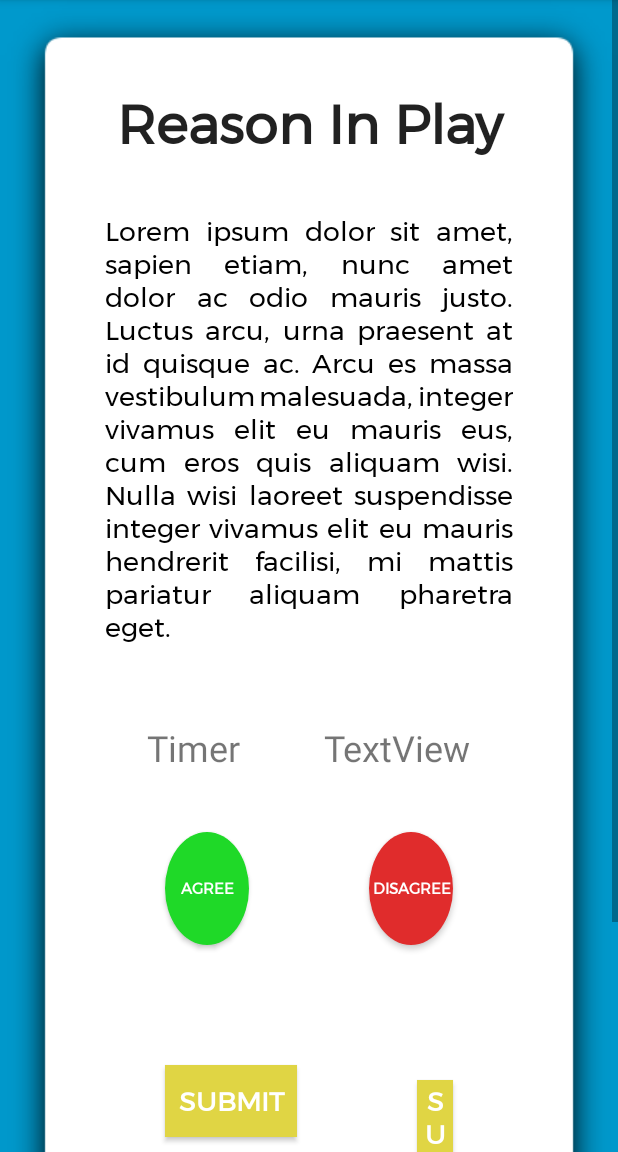
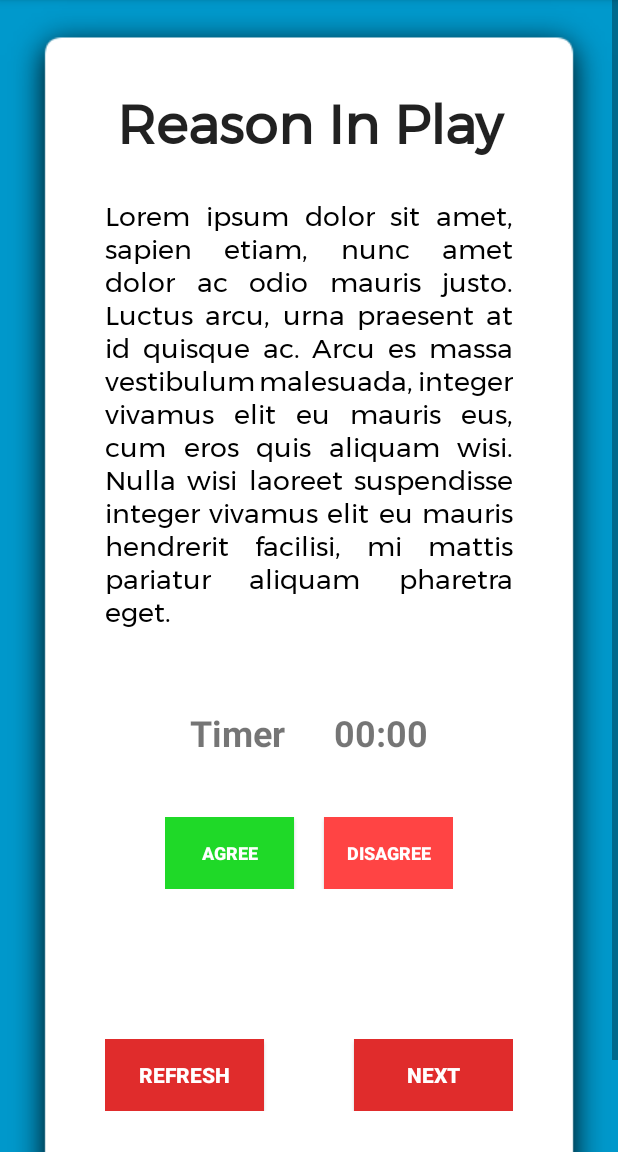
Before and after one commit to TushitNag11/TugOfLogic, an Android app: the ReasonInPlayDisplay_User screen opened directly, with no data from a screen before it, on a phone screen of 412 x 824 dp, the part 84-1236 px from its top. Run offline under Robolectric (Android 15) with nearby library versions, the phone set to English and light mode, and no system bars.

Commit message:
made some changes to UI

```diff
--- a/app/src/main/res/drawable/greenbutton.xml
+++ b/app/src/main/res/drawable/greenbutton.xml
@@ -1,17 +1,5 @@
 <?xml version="1.0" encoding="utf-8"?>
 <selector xmlns:android="http://schemas.android.com/apk/res/android">
-    <item android:state_pressed="true" >
-        <shape android:shape="oval">
-            <solid android:color="@color/green"/>
-            <size android:width="20dp" android:height="20dp"/>
-        </shape>
-    </item>
-    <item android:state_focused="true">
-        <shape android:shape="oval">
-            <solid android:color="@color/green"/>
-            <size android:width="20dp" android:height="20dp"/>
-        </shape>
-    </item>
     <item >
         <shape android:shape="oval">
             <solid android:color="@color/green"/>
--- a/app/src/main/res/drawable/redbutton.xml
+++ b/app/src/main/res/drawable/redbutton.xml
@@ -1,21 +1,9 @@
 <?xml version="1.0" encoding="utf-8"?>
 <selector xmlns:android="http://schemas.android.com/apk/res/android">
-    <item android:state_pressed="true" >
-        <shape android:shape="oval">
-            <solid android:color="@color/backgroundColor"/>
-            <size android:width="20dp" android:height="20dp"/>
-        </shape>
-    </item>
-    <item android:state_focused="true">
-        <shape android:shape="oval">
-            <solid android:color="@color/backgroundColor"/>
-            <size android:width="20dp" android:height="20dp"/>
-        </shape>
-    </item>
     <item >
         <shape android:shape="oval">
             <solid android:color="@color/backgroundColor"/>
-            <size android:width="20dp" android:height="20dp"/>
+            <size android:width="2dp" android:height="75dp"/>
         </shape>
     </item>
 </selector>
--- a/app/src/main/res/layout/activity_reason_in_play_display__user.xml
+++ b/app/src/main/res/layout/activity_reason_in_play_display__user.xml
@@ -2,8 +2,8 @@
 <ScrollView xmlns:android="http://schemas.android.com/apk/res/android"
     xmlns:app="http://schemas.android.com/apk/res-auto"
     xmlns:tools="http://schemas.android.com/tools"
-    android:layout_width="match_parent"
-    android:layout_height="match_parent"
+    android:layout_width="wrap_content"
+    android:layout_height="wrap_content"
     android:background="@android:color/holo_blue_dark"
     android:orientation="vertical"
     tools:context=".ReasonInPlayDisplay_User">
@@ -35,11 +35,12 @@
             android:layout_width="match_parent"
             android:layout_height="wrap_content"
             android:layout_marginLeft="40dp"
-            android:layout_marginTop="30dp"
+            android:layout_marginTop="20dp"
             android:layout_marginRight="40dp"
             android:fontFamily="@font/montserrat"
             android:justificationMode="inter_word"
             android:text="Lorem ipsum dolor sit amet, sapien etiam, nunc amet dolor ac odio mauris justo. Luctus arcu, urna praesent at id quisque ac. Arcu es massa vestibulum malesuada, integer vivamus elit eu mauris eus, cum eros quis aliquam wisi. Nulla wisi laoreet suspendisse integer vivamus elit eu mauris hendrerit facilisi, mi mattis pariatur aliquam pharetra eget."
+            android:textAppearance="@style/TextAppearance.AppCompat.Body1"
             android:textColor="@android:color/black"
             android:textSize="18sp" />
 
@@ -48,7 +49,17 @@
             android:layout_height="match_parent"
             android:layout_marginStart="40dp"
             android:layout_marginLeft="40dp"
-            android:layout_marginTop="50dp"
+            android:layout_marginTop="10dp"
+            android:layout_marginEnd="40dp"
+            android:layout_marginRight="40dp"
+            android:orientation="vertical">
+
+            <LinearLayout
+                android:layout_width="match_parent"
+                android:layout_height="wrap_content"
+                android:layout_marginStart="40dp"
+                android:layout_marginLeft="40dp"
+                android:layout_marginTop="40dp"
                 android:layout_marginEnd="40dp"
                 android:layout_marginRight="40dp"
                 android:orientation="horizontal">
@@ -60,7 +71,8 @@
                     android:layout_weight="1"
                     android:gravity="center"
                     android:text="@string/timer"
-                android:textSize="24sp" />
+                    android:textSize="24sp"
+                    android:textStyle="bold" />
 
                 <TextView
                     android:id="@+id/timerText"
@@ -68,97 +80,80 @@
                     android:layout_height="wrap_content"
                     android:layout_weight="1"
                     android:gravity="center"
-                android:text="TextView"
-                android:textSize="24sp" />
-        </LinearLayout>
-
-        <LinearLayout
-            android:layout_width="match_parent"
-            android:layout_height="match_parent"
-            android:layout_marginStart="40dp"
-            android:layout_marginLeft="40dp"
-            android:layout_marginTop="20dp"
-            android:layout_marginEnd="40dp"
-            android:layout_marginRight="40dp"
-            android:orientation="horizontal">
-
-            <Button
-                android:id="@+id/acceptBtn"
-                android:layout_width="wrap_content"
-                android:layout_height="wrap_content"
-                android:layout_marginStart="40dp"
-                android:layout_marginLeft="40dp"
-                android:layout_marginTop="20dp"
-                android:layout_marginEnd="40dp"
-                android:layout_marginRight="40dp"
-                android:layout_marginBottom="30dp"
-                android:layout_weight="1"
-                android:background="@drawable/greenbutton"
-                android:fontFamily="@font/montserrat"
-                android:text="@string/agree"
-                android:textColor="@color/white"
-                android:textSize="10sp"
-                android:textStyle="bold" />
-
-            <Button
-                android:id="@+id/rejectBtn"
-                android:layout_width="wrap_content"
-                android:layout_height="match_parent"
-                android:layout_marginStart="40dp"
-                android:layout_marginLeft="40dp"
-                android:layout_marginTop="20dp"
-                android:layout_marginEnd="40dp"
-                android:layout_marginRight="40dp"
-                android:layout_marginBottom="30dp"
-                android:layout_weight="1"
-                android:background="@drawable/redbutton"
-                android:fontFamily="@font/montserrat"
-                android:text="@string/disagree"
-                android:textColor="@color/white"
-                android:textSize="10sp"
+                    android:text="00:00"
+                    android:textSize="24sp"
                     android:textStyle="bold" />
             </LinearLayout>
 
             <LinearLayout
                 android:layout_width="match_parent"
-            android:layout_height="match_parent"
+                android:layout_height="wrap_content"
                 android:layout_marginStart="40dp"
                 android:layout_marginLeft="40dp"
-            android:layout_marginTop="10dp"
+                android:layout_marginTop="40dp"
                 android:layout_marginEnd="40dp"
                 android:layout_marginRight="40dp"
-            android:layout_marginBottom="50dp"
+                android:layout_marginBottom="20dp"
                 android:orientation="horizontal">
 
                 <Button
-                android:id="@+id/bckBtn"
+                    android:id="@+id/button"
                     android:layout_width="wrap_content"
                     android:layout_height="wrap_content"
-                android:layout_marginLeft="40dp"
-                android:layout_marginTop="40dp"
-                android:layout_marginRight="40dp"
-                android:layout_marginBottom="50dp"
-                android:background="@color/yellow"
-                android:fontFamily="@font/montserrat"
-                android:text="@string/submit"
+                    android:layout_marginEnd="20dp"
+                    android:layout_marginRight="20dp"
+                    android:layout_weight="1"
+                    android:background="@color/green"
+                    android:text="@string/agree"
                     android:textColor="@color/white"
-                android:textSize="18sp"
+                    android:textSize="12sp"
                     android:textStyle="bold" />
 
                 <Button
-                android:id="@+id/submitBtn2"
+                    android:id="@+id/button2"
                     android:layout_width="wrap_content"
                     android:layout_height="wrap_content"
+                    android:layout_weight="1"
+                    android:background="@android:color/holo_red_light"
+                    android:text="@string/disagree"
+                    android:textColor="@color/white"
+                    android:textSize="12sp"
+                    android:textStyle="bold" />
+            </LinearLayout>
+
+        </LinearLayout>
+
+        <LinearLayout
+            android:layout_width="match_parent"
+            android:layout_height="wrap_content"
+            android:layout_marginStart="40dp"
             android:layout_marginLeft="40dp"
-                android:layout_marginTop="40dp"
+            android:layout_marginTop="80dp"
+            android:layout_marginEnd="40dp"
             android:layout_marginRight="40dp"
-                android:layout_marginBottom="50dp"
+            android:layout_marginBottom="60dp"
+            android:orientation="horizontal">
+
+            <Button
+                android:id="@+id/button3"
+                android:layout_width="wrap_content"
+                android:layout_height="wrap_content"
+                android:layout_marginEnd="60dp"
+                android:layout_marginRight="60dp"
                 android:layout_weight="1"
-                android:background="@color/yellow"
-                android:fontFamily="@font/montserrat"
-                android:text="@string/submit"
+                android:background="@color/backgroundColor"
+                android:text="@string/refresh"
                 android:textColor="@color/white"
-                android:textSize="18sp"
+                android:textStyle="bold" />
+
+            <Button
+                android:id="@+id/button4"
+                android:layout_width="wrap_content"
+                android:layout_height="wrap_content"
+                android:layout_weight="1"
+                android:background="@color/backgroundColor"
+                android:text="@string/next"
+                android:textColor="@color/white"
                 android:textStyle="bold" />
         </LinearLayout>
 
--- a/app/src/main/res/values/strings.xml
+++ b/app/src/main/res/values/strings.xml
@@ -18,6 +18,7 @@
     <string name="RIP">Reason In Play</string>
     <string name="refresh">Refresh</string>
     <string name="timer">Timer</string>
+    <string name="next">Next</string>
     <string-array name="spinnerItems">
         <item>Fecilitator</item>
         <item>Student</item>
```
Lines whose indentation alone changed are shown as unchanged.
